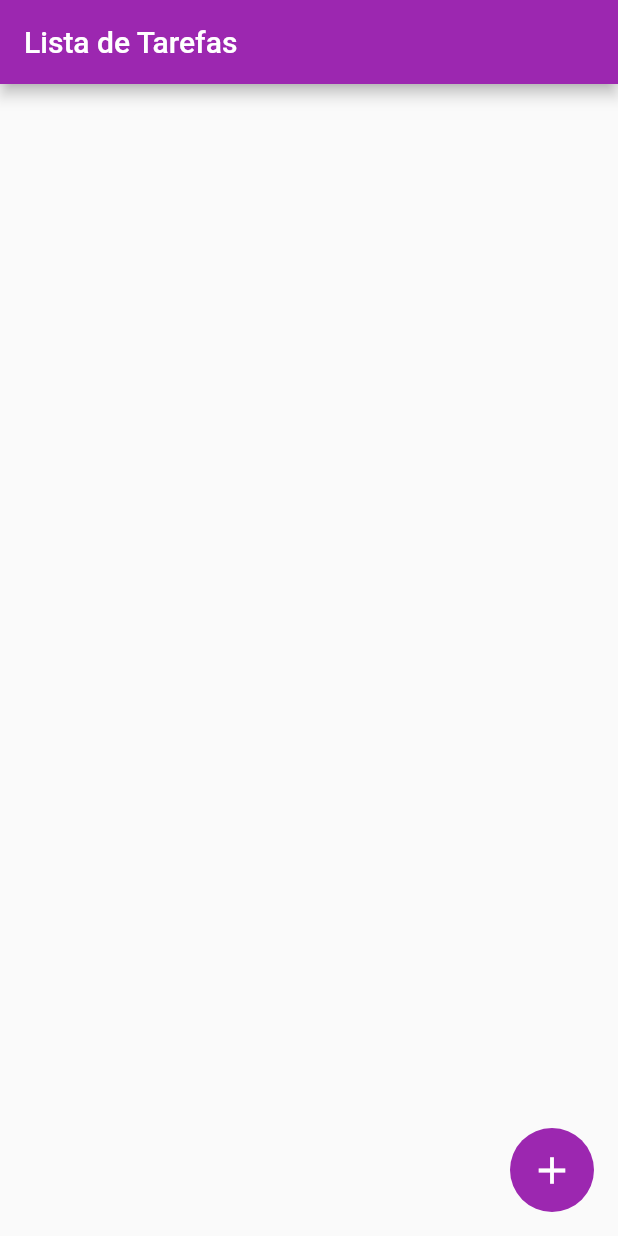
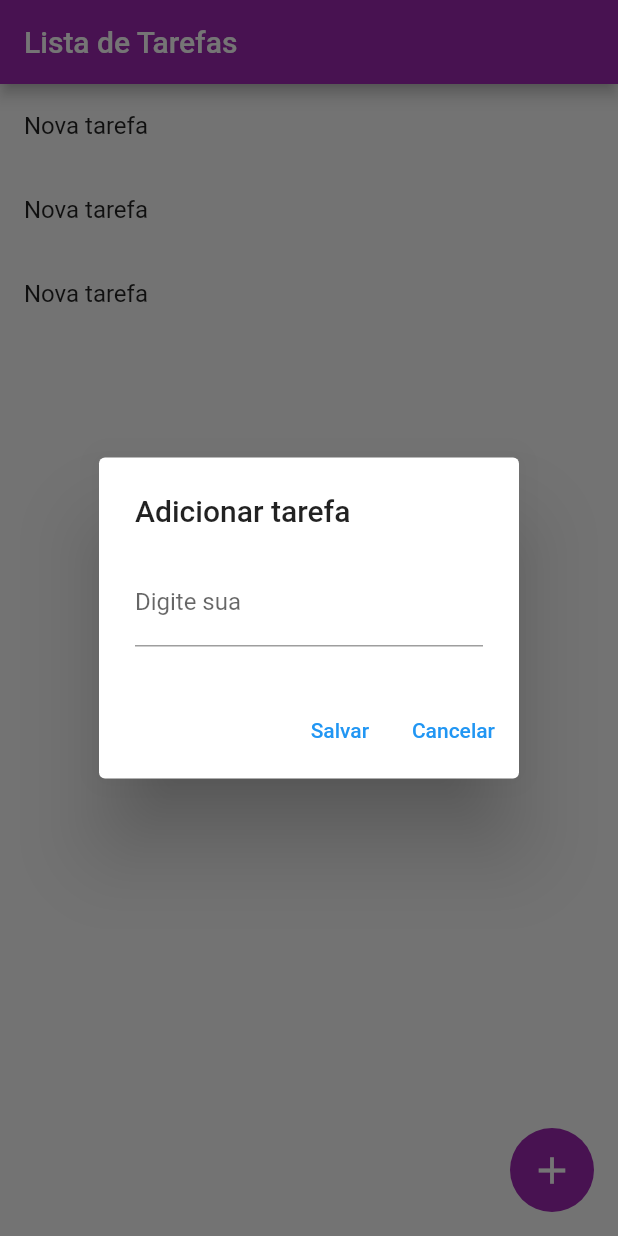
Before and after one commit to PX-115/lista-tarefas, a Flutter app: the screen it shows after launch, after a tap on the "add" icon, on a phone screen of 412 x 824 dp. Run offline on Flutter 3.47's test engine with Material 2 defaults, Android fonts, the phone set to English and light mode, and no system bars.

Commit message:
UI created + Demo list

```diff
--- a/lib/Home.dart
+++ b/lib/Home.dart
@@ -8,22 +8,48 @@ class Home extends StatefulWidget {
 }
 
 class _HomeState extends State<Home> {
+
+  List _tasks = [];
+
+  void _loadListItems(){
+
+    _tasks = [];
+
+    for (int i=0; i<=2;i++){
+      Map<String, dynamic> item = Map();
+      item['title'] = 'Nova tarefa';
+
+      _tasks.add(item);
+    }
+
+  }
+
   @override
   Widget build(BuildContext context) {
+
+    _loadListItems();
+
     return Scaffold(
       appBar: AppBar(
         title: Text('Lista de Tarefas'),
         backgroundColor: Colors.purple,
       ),
 
-      body: Container(
-        padding: EdgeInsets.all(15),
-        child: Column(
-          children: <Widget>[
+      body: Column(
+        children: <Widget>[
+          Expanded(
+            child: ListView.builder(
+              itemCount: _tasks.length,
+              itemBuilder: (context, index){
+                return ListTile(
+                  title: Text(_tasks[index]['title']),
+                );
+              },
+            ),
+          )
+        ],
+      ),
 
-          ],
-        )
-      ),
 
       //floatingActionButtonLocation: FloatingActionButtonLocation.endDocked,
       floatingActionButton: FloatingActionButton(
@@ -41,7 +67,37 @@ class _HomeState extends State<Home> {
           size: 30,
         ),
         onPressed: (){
+          showDialog(
+            context: context,
+            builder: (context){
+              return AlertDialog(
+                title: Text('Adicionar tarefa'),
+                content: TextField(
+                  decoration: InputDecoration(
+                    labelText: 'Digite sua'
+                  ),
+                  onChanged: (addTaskTextField){
 
+                  },
+                ),
+                actions: <Widget>[
+                  TextButton(
+                    child: Text('Salvar'),
+                    onPressed: (){
+                      // Função: WIP
+                      Navigator.pop(context);
+                    },
+                  ),
+
+                  TextButton(
+                    child: Text('Cancelar'),
+                    onPressed: () => Navigator.pop(context),
+                  ),
+
+                ],
+              );
+            }
+          );
         },
       ),
 
```
